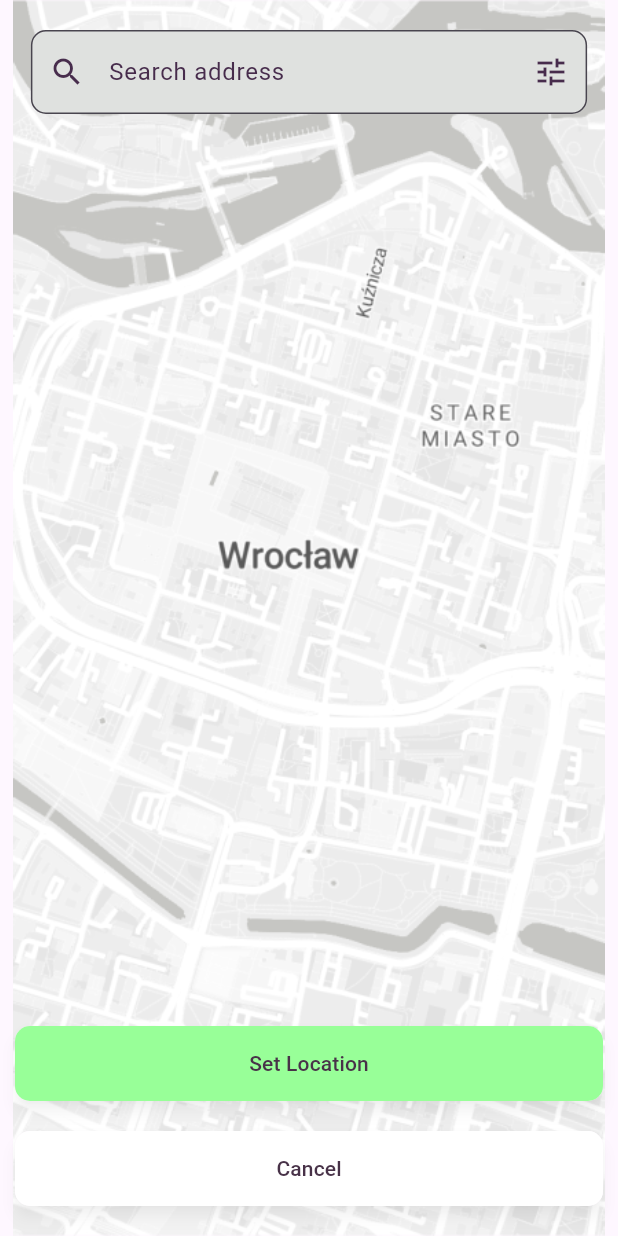
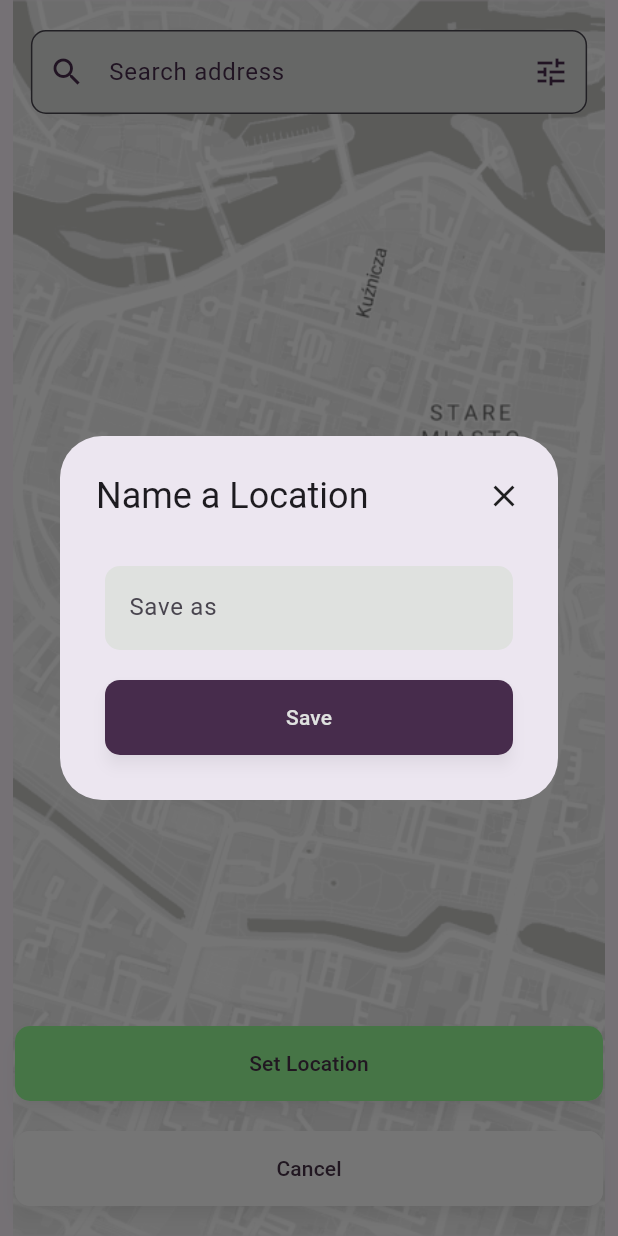
Before and after one commit to anettaj/Schedule_States_flutter, a Flutter app: the location screen opened directly, after a tap on "Set Location", on a phone screen of 412 x 824 dp. Run offline on Flutter 3.47's test engine with Material 3 defaults, Android fonts, the phone set to English and light mode, and no system bars; our stand-ins replace dropdown_button2.

Commit message:
Alert dialoge added

```diff
--- a/lib/Components/constance.dart
+++ b/lib/Components/constance.dart
@@ -30,3 +30,5 @@ Color LocationSearchTextField=Color(0xffDFE1DF);
 Color LocationSearchTextFieldIconColor=Color(0xff472C4C);
 Color LocationSearchTextFieldHintColor=Color(0xff472C4C);
 Color LocationSearchTextFieldBorderColor=Color(0xff472C4C);
+Color LocationAlertWidgetButtonColor=Color(0xff472C4C);
+Color LocationAlertWidgetButtonTextColor=Color(0xffDFE1DF);
--- a/lib/Views/location.dart
+++ b/lib/Views/location.dart
@@ -62,7 +62,7 @@ class _locationState extends State<location> {
                   padding: const EdgeInsets.only(bottom: 10),
                   child: Column(
                     children: [
-                      LocationButton(onPressed: (){}, Title: 'Set Location', color: LocationButtonColor,),
+                      LocationButton(onPressed: (){_displayDialogeBox();}, Title: 'Set Location', color: LocationButtonColor,),
                       LocationButton(onPressed: (){}, Title: 'Cancel', color: Colors.white,)
                     ],
                   ),
@@ -74,7 +74,71 @@ class _locationState extends State<location> {
       )
     );
   }
+  void _displayDialogeBox(){
+    double W = ScreenSize.Width(context);
+    double H = ScreenSize.Height(context);
+    showDialog(
+        context: context,
+        builder: (BuildContext context){
+          return AlertDialog(
+            contentPadding: EdgeInsets.only(left: 20,right: 20,bottom: 20),
+            title: Row(
+            mainAxisAlignment: MainAxisAlignment.spaceBetween,
+            children: [
+              Text('Name a Location'),
+              InkWell(
+                onTap: () {
+                  Navigator.maybePop(context);
+                },
+                child: Icon(Icons.close_outlined),
+              ),
+            ],
+          ),
+
+            content: SingleChildScrollView(
+              child:  Container(
+                // padding: EdgeInsets.all(15),
+                width: W,
+                child: Column(
+                  children: [
+                    SizedBox(
+                      height: H*0.025,
+                    ),
+                    Container(
+                      width: W,
+
+                      margin: EdgeInsets.all(10),
+                      decoration: BoxDecoration(
+                        borderRadius: BorderRadius.circular(10),
+                        color: LocationSearchTextField
+                      ),
+                      child: TextField(
+                        decoration: InputDecoration(
+                          filled: true,
+                          labelText: "Save as",
+                          fillColor: Colors.transparent,
+                          floatingLabelBehavior: FloatingLabelBehavior.auto,
+                          suffixIconColor: LocationSearchTextFieldIconColor,
+                          prefixIconColor: LocationSearchTextFieldIconColor,
+                          border: InputBorder.none
+
+                        ),
+                      ),
+                    ),
+
+                    LocationButton(onPressed: (){}, Title: 'Save', color: LocationAlertWidgetButtonColor, TColor: LocationAlertWidgetButtonTextColor,)
+                  ],
+                ),
+              ),
+            ),
+          );
+        }
+    );
+  }
 }
+
+
+
 
 class LocationButton extends StatefulWidget {
   LocationButton({
@@ -82,10 +146,12 @@ class LocationButton extends StatefulWidget {
     required this.onPressed,
     required this.Title,
     required this.color,
+    this.TColor
   });
   final Function onPressed;
   final String Title;
   final Color color;
+  Color?TColor;
 
   @override
   State<LocationButton> createState() => _LocationButtonState();
@@ -119,11 +185,11 @@ class _LocationButtonState extends State<LocationButton> {
 
           ),
             onPressed: (){
-            widget.onPressed;
+            widget.onPressed();
             },
             child: Text('${widget.Title}',
             style: TextStyle(
-              color: LocationButtonTextColor
+              color: widget.TColor??LocationButtonTextColor
             ),),
         ),
       ),
```
